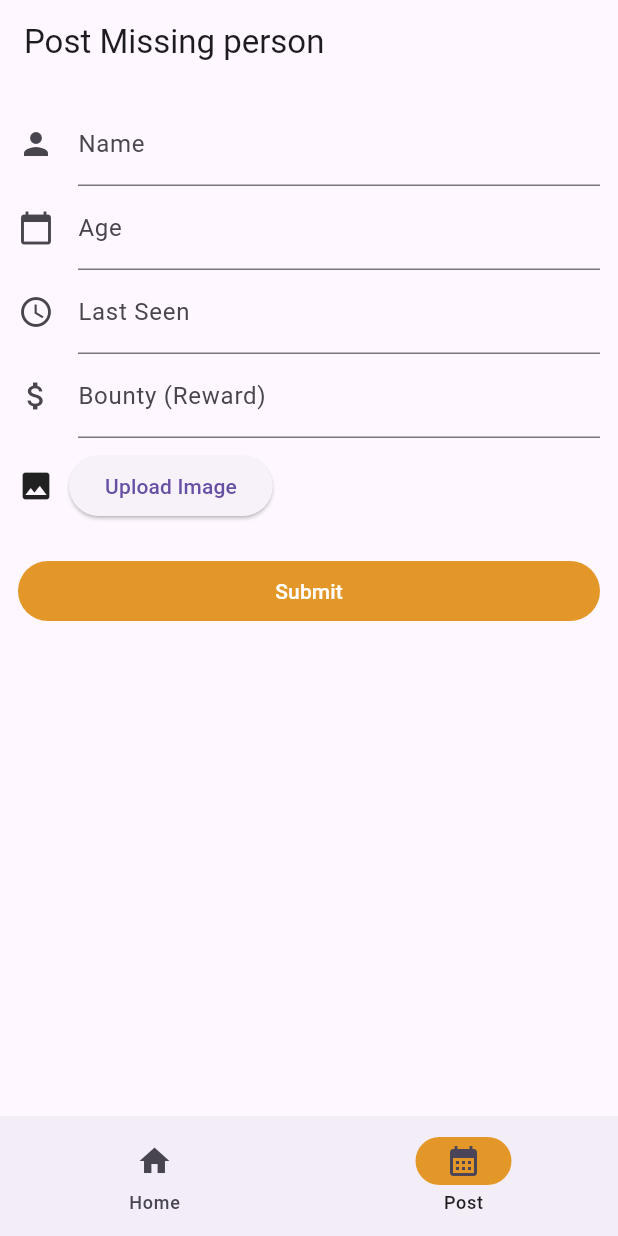
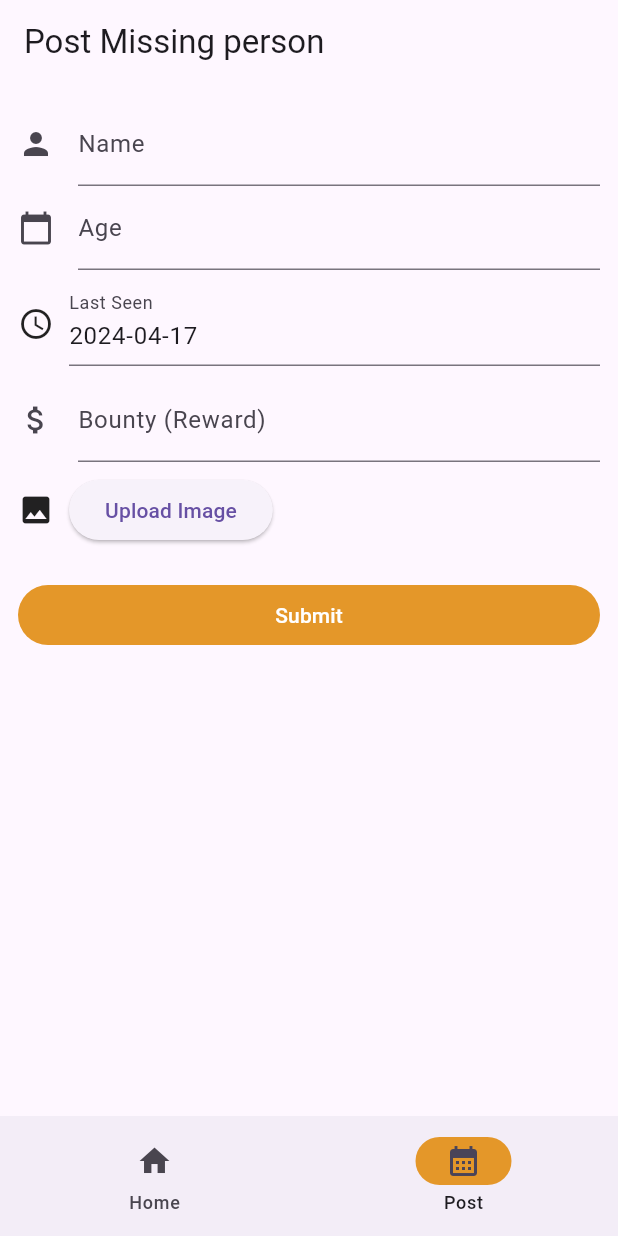
Before and after one commit to vani0-0/resq_app, a Flutter app: the screen it shows after launch, item 2 of the bottom bar chosen, on a phone screen of 412 x 824 dp. Run offline on Flutter 3.47's test engine with Material 3 defaults, Android fonts, the phone set to English and light mode, and no system bars; our stand-ins replace firebase_core, firebase_storage, image_picker; accounts and stored records are empty.

Commit message:
Update create.form.dart

```diff
--- a/lib/pages/post/create.form.dart
+++ b/lib/pages/post/create.form.dart
@@ -13,8 +13,15 @@ class CreateForm extends StatefulWidget {
 
 class _CreateFormState extends State<CreateForm> {
   final _globalKey = GlobalKey<FormState>();
+  DateTime? _selectedDate;
+  final TextEditingController _dateController = TextEditingController();
+  List<String> imageUrls = [];
 
-  List<String> imageUrls = [];
+  @override
+  void initState() {
+    super.initState();
+    _dateController.text = _formatDate(DateTime.now());
+  }
 
   @override
   Widget build(BuildContext context) {
@@ -39,12 +46,23 @@ class _CreateFormState extends State<CreateForm> {
                 labelText: 'Age',
               ),
             ),
-            TextFormField(
-              keyboardType: TextInputType.datetime, // Date input for last seen
-              decoration: const InputDecoration(
-                icon: Icon(Icons.access_time),
-                hintText: 'Enter last seen',
-                labelText: 'Last Seen',
+            Padding(
+              padding: const EdgeInsets.symmetric(vertical: 8.0),
+              child: Row(
+                children: [
+                  const Icon(Icons.access_time),
+                  const SizedBox(width: 10),
+                  Expanded(
+                    child: TextFormField(
+                      controller: _dateController,
+                      readOnly: true,
+                      onTap: _pickDate,
+                      decoration: const InputDecoration(
+                        labelText: 'Last Seen',
+                      ),
+                    ),
+                  ),
+                ],
               ),
             ),
             TextFormField(
@@ -104,6 +122,25 @@ class _CreateFormState extends State<CreateForm> {
     );
   }
 
+  Future<void> _pickDate() async {
+    final DateTime? pickedDate = await showDatePicker(
+      context: context,
+      initialDate: _selectedDate ?? DateTime.now(),
+      firstDate: DateTime(2000),
+      lastDate: DateTime.now(),
+    );
+    if (pickedDate != null) {
+      setState(() {
+        _selectedDate = pickedDate;
+        _dateController.text = _formatDate(pickedDate);
+      });
+    }
+  }
+
+  String _formatDate(DateTime date) {
+    return '${date.year}-${date.month.toString().padLeft(2, '0')}-${date.day.toString().padLeft(2, '0')}';
+  }
+
   void _uploadImage() async {
     ImagePicker imagePicker = ImagePicker();
     XFile? xFile = await imagePicker.pickImage(source: ImageSource.gallery);
@@ -126,7 +163,6 @@ class _CreateFormState extends State<CreateForm> {
       setState(() {
         imageUrls.add(imageUrl);
       });
-
     } catch (e) {
       debugPrint(e.toString());
       return;
```
